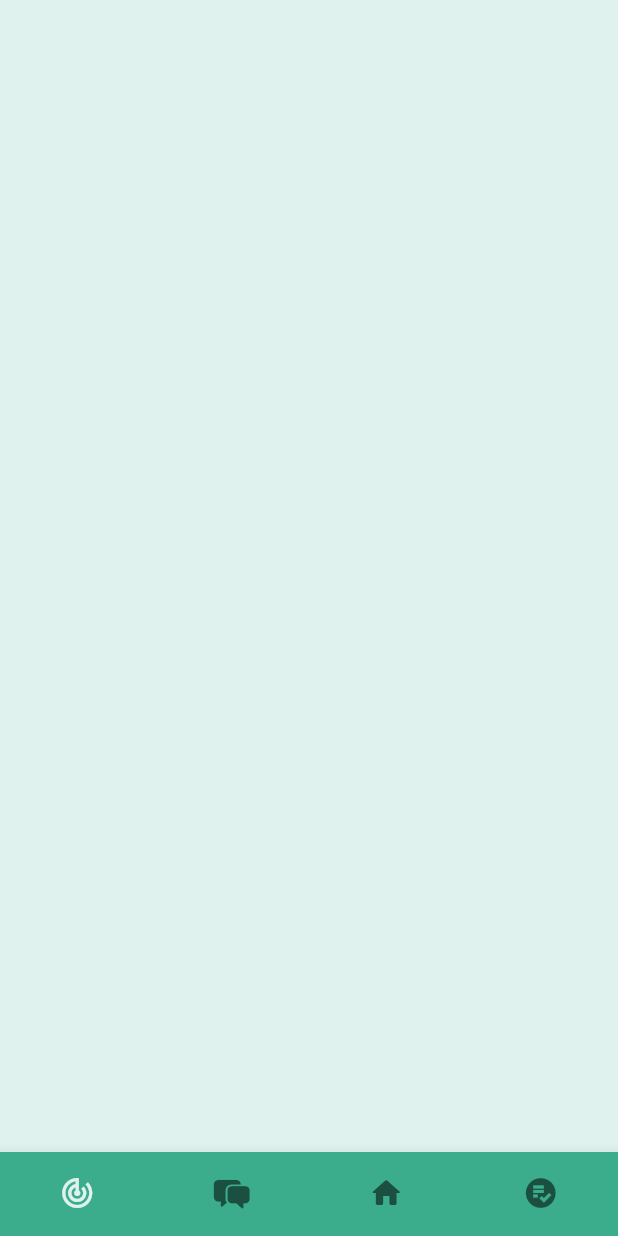
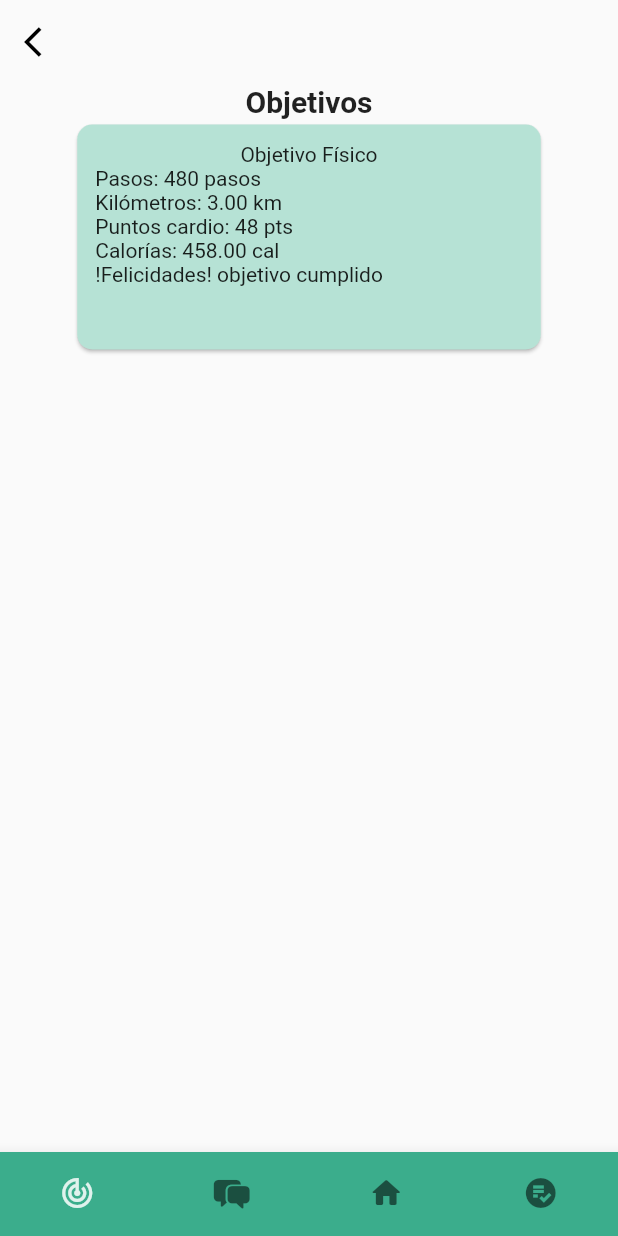
Before and after one commit to PRY20220274/FitAndHealthy_mobile, a Flutter app: the MainPage screen opened directly, swiped to page 2, on a phone screen of 412 x 824 dp. Run offline on Flutter 3.47's test engine with Material 2 defaults, Android fonts, the phone set to English and light mode, and no system bars.

Commit message:
add goals list page and widget

```diff
--- /dev/null
+++ b/lib/domain/utils/enums/goals_enum.dart
@@ -0,0 +1,4 @@
+enum TypeGoal {
+  physical,
+  nutritional,
+}
--- /dev/null
+++ b/lib/ui/goals/goals_list_page.dart
@@ -0,0 +1,38 @@
+import 'package:fit_healthy/domain/utils/enums/goals_enum.dart';
+import 'package:fit_healthy/ui/goals/widgets/goal_item_card_widget.dart';
+import 'package:fit_healthy/ui/shared/title_page_widget.dart';
+import 'package:flutter/material.dart';
+
+class GoalsListPage extends StatelessWidget {
+  const GoalsListPage({Key? key}) : super(key: key);
+
+  @override
+  Widget build(BuildContext context) {
+    return Scaffold(
+      appBar: AppBar(
+        leading: const Icon(Icons.arrow_back_ios),
+        backgroundColor: Colors.transparent,
+        elevation: 0,
+      ),
+      body: SingleChildScrollView(
+        child: Center(
+          child: Column(
+            crossAxisAlignment: CrossAxisAlignment.center,
+            //crossAxisAlignment: ,
+            children: const [
+              TitlePageWidget(title: 'Objetivos'),
+              GoalItemCardWidget(
+                typeGoal: TypeGoal.physical,
+                steps: 480,
+                kilometers: 3,
+                cardioPoints: 48,
+                calories: 458,
+                goalCompleted: true,
+              ),
+            ],
+          ),
+        ),
+      ),
+    );
+  }
+}
--- /dev/null
+++ b/lib/ui/goals/widgets/goal_item_card_widget.dart
@@ -0,0 +1,85 @@
+import 'package:fit_healthy/domain/utils/enums/goals_enum.dart';
+import 'package:fit_healthy/domain/utils/themes/color_theme.dart';
+import 'package:flutter/material.dart';
+
+class GoalItemCardWidget extends StatelessWidget {
+  const GoalItemCardWidget({
+    Key? key,
+    //required this.goalTitle,
+    this.steps,
+    this.kilometers,
+    this.cardioPoints,
+    this.calories,
+    this.description,
+    this.weight,
+    this.height,
+    this.typeActivity,
+    this.goalCompleted = false,
+    required this.typeGoal,
+  }) : super(key: key);
+
+  //final String goalTitle;
+  final int? steps;
+  final double? kilometers;
+  final int? cardioPoints;
+  final double? calories;
+  final String? description;
+  final double? weight;
+  final double? height;
+  final String? typeActivity;
+  final bool goalCompleted;
+  final TypeGoal typeGoal;
+  //final
+
+  @override
+  Widget build(BuildContext context) {
+    final Size size = MediaQuery.of(context).size;
+
+    return Card(
+      color: typeGoal == TypeGoal.physical
+          ? ComplementPalette.green.shade100
+          : ComplementPalette.green.shade300,
+      shape: const RoundedRectangleBorder(
+        borderRadius: BorderRadius.all(Radius.circular(10)),
+      ),
+      child: SizedBox(
+        height: 150,
+        width: size.width * 0.75,
+        child: Padding(padding: EdgeInsets.all(12), child: typeGoal == TypeGoal.physical
+            ? Column(
+              crossAxisAlignment: CrossAxisAlignment.start,
+                children: [
+                  const Center(
+                    child: Text(
+                      'Objetivo Físico',
+                      textAlign: TextAlign.center,
+                    ),
+                  ),
+                  Text('Pasos: $steps pasos'),
+                  Text('Kilómetros: ${kilometers!.toStringAsFixed(2)} km'),
+                  Text('Puntos cardio: $cardioPoints pts'),
+                  Text('Calorías: ${calories!.toStringAsFixed(2)} cal'),
+                  goalCompleted
+                      ? const Text('!Felicidades! objetivo cumplido')
+                      : const Text('No cumpliste con tu objetivo'),
+                ],
+              )
+            : Column(
+                children: [
+                  const Text(
+                    'Objetivo Alimenticio',
+                    textAlign: TextAlign.center,
+                  ),
+                  Text('Objetivo: $description'),
+                  Text('Peso: ${weight!.toStringAsFixed(2)} kg'),
+                  Text('Altura: ${height!.toStringAsFixed(2)} m'),
+                  Text('Tipo actividad: $typeActivity'),
+                  goalCompleted
+                      ? const Text('!Felicidades! objetivo cumplido')
+                      : const Text('No cumpliste con tu objetivo'),
+                ],
+              ),),
+      ),
+    );
+  }
+}
--- a/lib/ui/main/widgets/app_main_pages_widget.dart
+++ b/lib/ui/main/widgets/app_main_pages_widget.dart
@@ -2,6 +2,7 @@
 
 import 'package:fit_healthy/business/shared/navigation_provider.dart';
 import 'package:fit_healthy/domain/utils/themes/color_theme.dart';
+import 'package:fit_healthy/ui/goals/goals_list_page.dart';
 import 'package:fit_healthy/ui/goals/goals_page.dart';
 import 'package:fit_healthy/ui/home/home_page.dart';
 import 'package:flutter/material.dart';
@@ -18,9 +19,7 @@ class AppMainPagesWidget extends StatelessWidget {
       physics:  const NeverScrollableScrollPhysics(),
       children: [
         const GoalsPage(),
-        Container(
-          color: Palette.green.shade50,
-        ),
+        const GoalsListPage(),
          const HomePage(),
         Container(
           color: Palette.green.shade200,
--- /dev/null
+++ b/lib/ui/shared/title_page_widget.dart
@@ -0,0 +1,19 @@
+import 'package:flutter/material.dart';
+
+class TitlePageWidget extends StatelessWidget {
+  const TitlePageWidget({Key? key, required this.title}) : super(key: key);
+
+  final String title;
+
+  @override
+  Widget build(BuildContext context) {
+    return Text(
+      title,
+      textAlign: TextAlign.center,
+      style: const TextStyle(
+        fontSize: 20,
+        fontWeight: FontWeight.w600,
+      ),
+    );
+  }
+}
```
